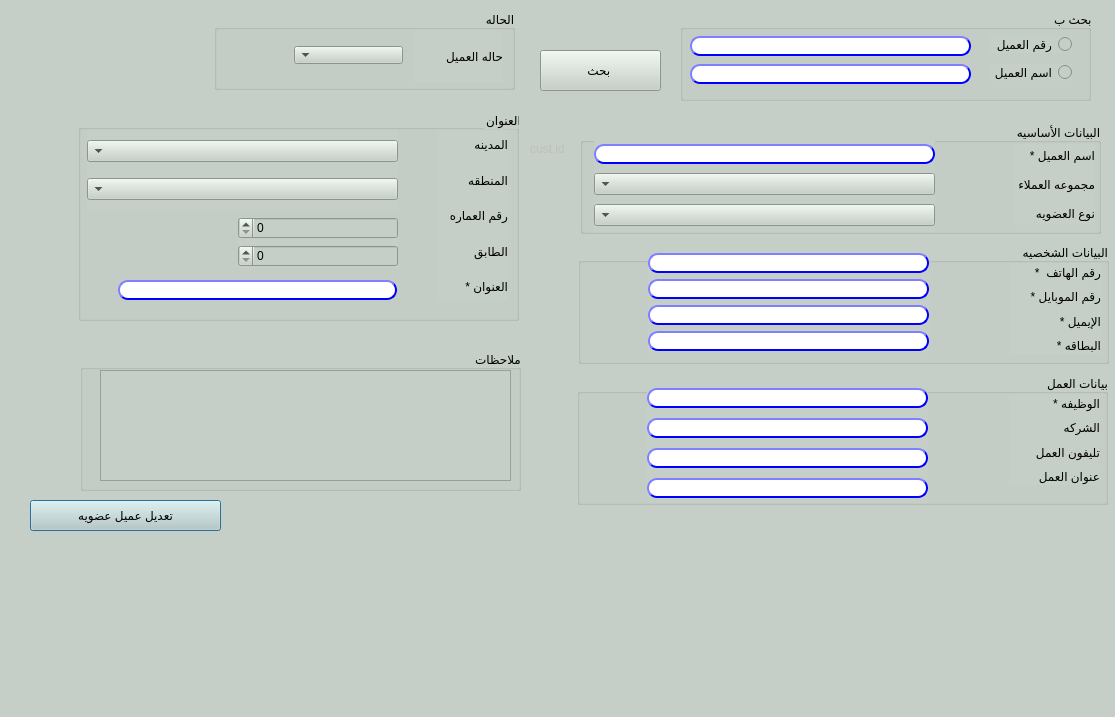
The window that presentation/loyalty_ui/modifyCustomer.ui (shymaa123456/HyperPOS2020) describes before a commit, drawn with Qt 5.
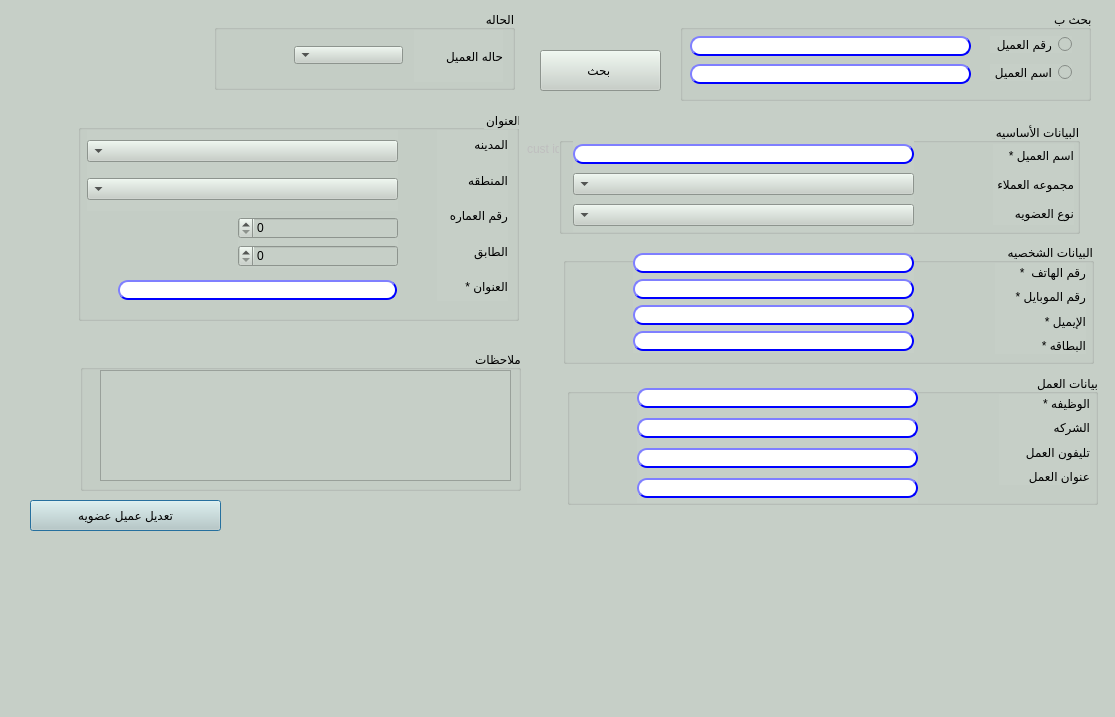
The same window after the commit.

Patch:
```diff
--- a/presentation/loyalty_ui/modifyCustomer.ui
+++ b/presentation/loyalty_ui/modifyCustomer.ui
@@ -47,7 +47,7 @@
   <widget class="QGroupBox" name="groupBox_2">
    <property name="geometry">
     <rect>
-     <x>577</x>
+     <x>567</x>
      <y>374</y>
      <width>531</width>
      <height>131</height>
@@ -410,7 +410,7 @@
    </property>
    <property name="geometry">
     <rect>
-     <x>530</x>
+     <x>527</x>
      <y>133</y>
      <width>41</width>
      <height>31</height>
@@ -423,7 +423,7 @@
   <widget class="QGroupBox" name="groupBox_5">
    <property name="geometry">
     <rect>
-     <x>580</x>
+     <x>559</x>
      <y>123</y>
      <width>521</width>
      <height>111</height>
@@ -589,7 +589,7 @@
   <widget class="QGroupBox" name="groupBox">
    <property name="geometry">
     <rect>
-     <x>578</x>
+     <x>563</x>
      <y>243</y>
      <width>531</width>
      <height>121</height>
```
